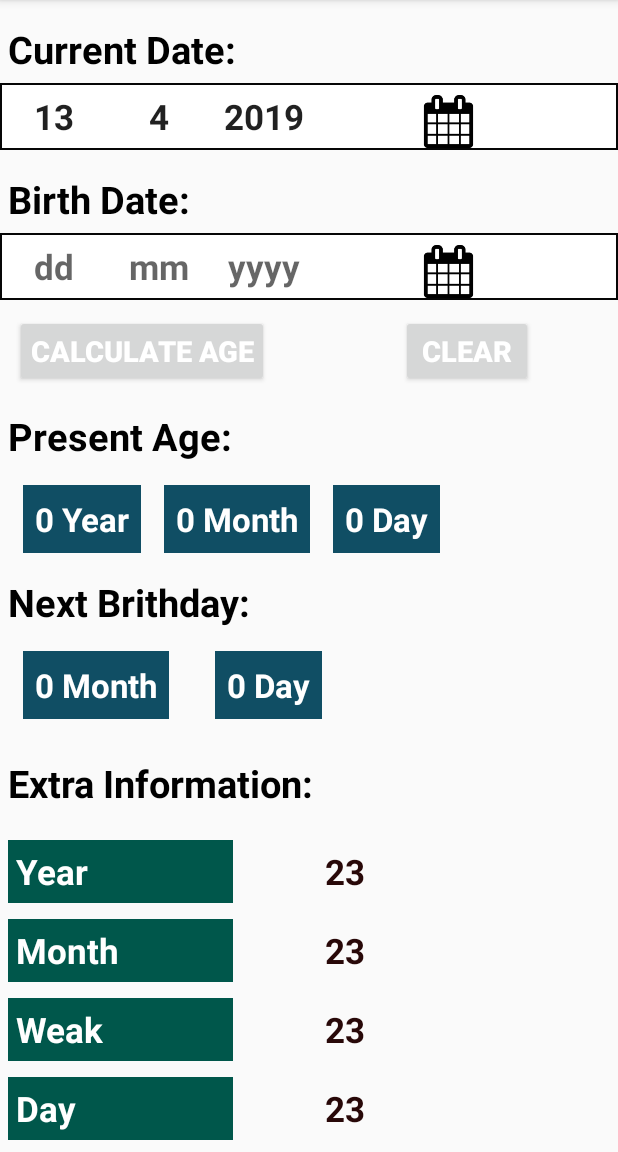
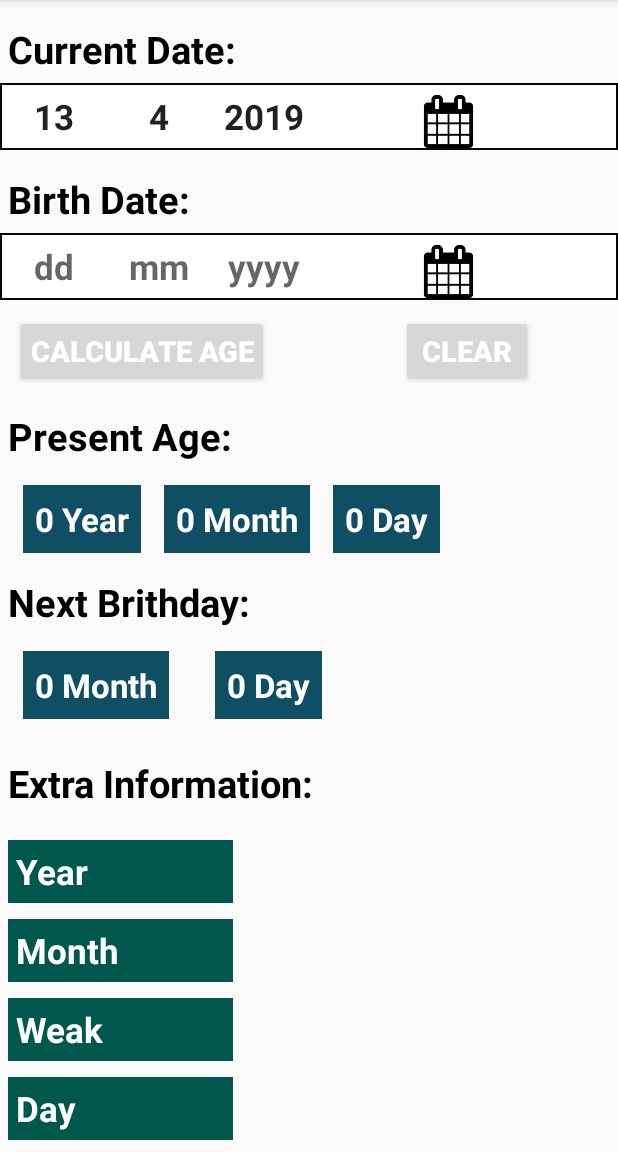
Before and after one commit to Rifatalmamun/AgeCalculator, an Android app: the screen it shows after launch (MainActivity), on a phone screen of 412 x 824 dp, the part 84-1236 px from its top. Run offline under Robolectric (Android 15) with nearby library versions, the phone set to English and light mode, and no system bars.

```diff
--- a/app/src/main/res/layout/activity_main.xml
+++ b/app/src/main/res/layout/activity_main.xml
@@ -52,17 +52,18 @@
             android:gravity="center_horizontal"
             android:background="@null"
             android:inputType="number"/>
+
         <EditText
             android:id="@+id/CurrentDateYear_id"
             android:layout_width="70sp"
             android:layout_height="wrap_content"
+            android:background="@null"
+            android:gravity="center_horizontal"
             android:hint="yyyy"
-            android:textStyle="bold"
+            android:inputType="number"
+            android:padding="5dp"
             android:textSize="23sp"
-            android:padding="5dp"
-            android:gravity="center_horizontal"
-            android:background="@null"
-            android:inputType="number"/>
+            android:textStyle="bold" />
         <Button
             android:id="@+id/CurrentDataCalender_id"
             android:layout_width="35dp"
@@ -295,7 +296,7 @@
                 android:id="@+id/EI_yearTextView_id"
                 android:layout_width="150dp"
                 android:layout_height="wrap_content"
-                android:text="23"
+
                 android:textStyle="bold"
                 android:textSize="23sp"
                 android:textColor="#280808"
@@ -321,7 +322,6 @@
                 android:id="@+id/EI_monthTextView_id"
                 android:layout_width="150dp"
                 android:layout_height="wrap_content"
-                android:text="23"
                 android:textStyle="bold"
                 android:textSize="23sp"
                 android:textColor="#280808"
@@ -347,7 +347,6 @@
                 android:id="@+id/EI_weakTextView_id"
                 android:layout_width="150dp"
                 android:layout_height="wrap_content"
-                android:text="23"
                 android:textStyle="bold"
                 android:textSize="23sp"
                 android:textColor="#280808"
@@ -373,7 +372,6 @@
                 android:id="@+id/EI_dayTextView_id"
                 android:layout_width="150dp"
                 android:layout_height="wrap_content"
-                android:text="23"
                 android:textStyle="bold"
                 android:textSize="23sp"
                 android:textColor="#280808"
@@ -399,7 +397,6 @@
                 android:id="@+id/EI_hourTextView_id"
                 android:layout_width="150dp"
                 android:layout_height="wrap_content"
-                android:text="23"
                 android:textStyle="bold"
                 android:textSize="23sp"
                 android:textColor="#280808"
@@ -425,7 +422,6 @@
                 android:id="@+id/EI_minuteTextView_id"
                 android:layout_width="150dp"
                 android:layout_height="wrap_content"
-                android:text="23"
                 android:textStyle="bold"
                 android:textSize="23sp"
                 android:textColor="#280808"
@@ -451,7 +447,6 @@
                 android:id="@+id/EI_secondTextView_id"
                 android:layout_width="150dp"
                 android:layout_height="wrap_content"
-                android:text="23"
                 android:textStyle="bold"
                 android:textSize="23sp"
                 android:textColor="#280808"
```
Also changed, not shown: app/src/main/java/com/example/rifat/agecalculator/MainActivity.java (+58 -6 lines).
